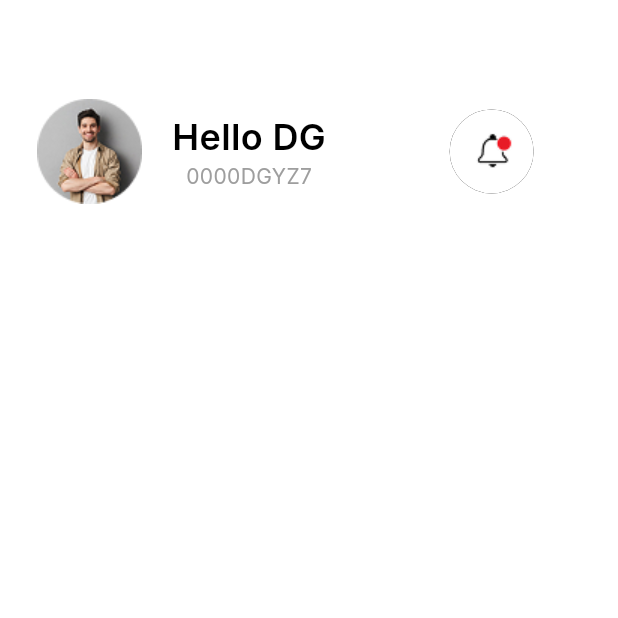
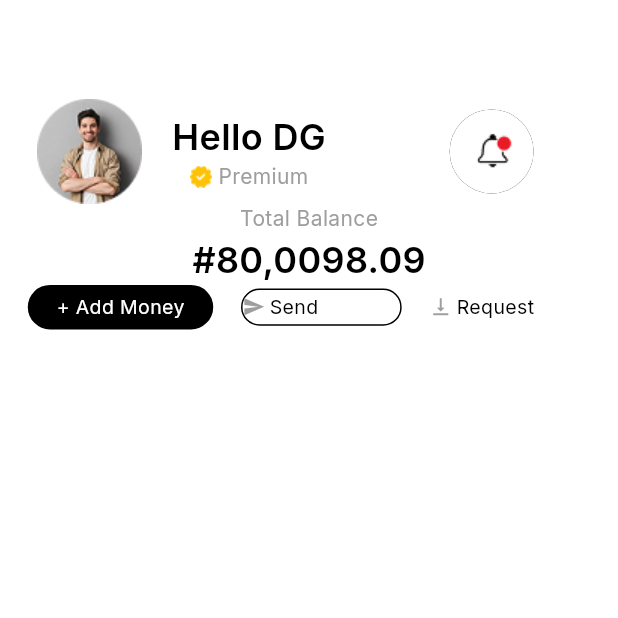
Before and after one commit to dhruvgoel3/QuickPay_Final_Task_App, a Flutter app: the ProfilePage screen opened directly, on a phone screen of 412 x 824 dp, the top half of it. Run offline on Flutter 3.47's test engine with Material 3 defaults, Android fonts, the phone set to English and light mode, and no system bars; our stand-ins replace get, google_fonts.

Commit message:
screans added

```diff
--- a/lib/AppUi/ProfilePage/profile_page.dart
+++ b/lib/AppUi/ProfilePage/profile_page.dart
@@ -1,5 +1,7 @@
 import 'package:flutter/material.dart';
 import 'package:google_fonts/google_fonts.dart';
+import 'package:quickpay_final_task/AppUi/ProfilePage/profile_row_page.dart';
+
 class ProfilePage extends StatefulWidget {
   const ProfilePage({super.key});
 
@@ -14,61 +16,11 @@ class _ProfilePageState extends State<ProfilePage> {
     var width = MediaQuery.of(context).size.width;
     return Scaffold(
       backgroundColor: Colors.white,
-      body: Column(children: [
-        Row(
+      body: Column(
           children: [
-            Padding(
-              padding: EdgeInsets.only(top: height * 0.08, left: width * 0.06),
-              child: Image.asset("assets/Ellipse 7.png"),
-            ),
-            Padding(
-              padding: EdgeInsets.only(left: 20.0, top: height * 0.08),
-              child: Column(
-                children: [
-                  Text(
-                    "Hello DG",
-                    style: GoogleFonts.inter(
-                        color: Colors.black,
-                        fontWeight: FontWeight.w600,
-                        fontSize: 24),
-                  ),
-                  Text(
-                    "0000DGYZ7",
-                    style: GoogleFonts.inter(
-                        color: Colors.grey,
-                        fontWeight: FontWeight.w400,
-                        fontSize: 14),
-                  ),
-                ],
-              ),
-            ),
-            SizedBox(
-              width: width * 0.2,
-            ),
-            Padding(
-              padding: EdgeInsets.only(top: height * 0.08),
-              child: Container(
-                decoration: BoxDecoration(
-                  shape: BoxShape.circle,
-                  boxShadow: [
-                    BoxShadow(
-                      color: Colors.black.withOpacity(1), // Shadow color
-                      // Spread of shadow
-                    ),
-                  ],
-                ),
-                child: CircleAvatar(
-                  radius: 28,
-                  backgroundColor: Colors.white,
-                  child: Image.asset(
-                    "assets/WhatsApp_Image_2025-02-08_at_12.08.56-removebg-preview 3.png",
-                  ),
-                ),
-              ),
-            )
-          ],
-        ),
-      ]),
+            ProfileRowPage(),
+          ]
+      ),
     );
   }
 }
--- /dev/null
+++ b/lib/AppUi/ProfilePage/profile_row_page.dart
@@ -0,0 +1,124 @@
+import 'package:flutter/material.dart';
+import 'package:google_fonts/google_fonts.dart';
+class ProfileRowPage extends StatelessWidget {
+  const ProfileRowPage({super.key});
+
+  @override
+  Widget build(BuildContext context) {
+    var height = MediaQuery.of(context).size.height;
+    var width = MediaQuery.of(context).size.width;
+    return Column(
+      children: [
+        Row(
+          children: [
+            Padding(
+              padding: EdgeInsets.only(top: height * 0.08, left: width * 0.06),
+              child: Image.asset("assets/Ellipse 7.png"),
+            ),
+            Padding(
+              padding: EdgeInsets.only(left: 20.0, top: height * 0.08),
+              child: Column(
+                children: [
+                  Text(
+                    "Hello DG",
+                    style: GoogleFonts.inter(
+                        color: Colors.black,
+                        fontWeight: FontWeight.w600,
+                        fontSize: 24),
+                  ),
+                  Row(
+                    children: [
+                      Image.asset("assets/verify 1.png"),
+                      SizedBox(width: 4),
+                      Text(
+                        "Premium",
+                        style: GoogleFonts.inter(
+                            color: Colors.grey,
+                            fontWeight: FontWeight.w400,
+                            fontSize: 14),
+                      ),
+                    ],
+                  ),
+                ],
+              ),
+            ),
+            SizedBox(
+              width: width * 0.2,
+            ),
+            Padding(
+              padding: EdgeInsets.only(top: height * 0.08),
+              child: Container(
+                decoration: BoxDecoration(
+                  shape: BoxShape.circle,
+                  boxShadow: [
+                    BoxShadow(
+                      color: Colors.black.withOpacity(1), // Shadow color
+                      // Spread of shadow
+                    ),
+                  ],
+                ),
+                child: CircleAvatar(
+                  radius: 28,
+                  backgroundColor: Colors.white,
+                  child: Image.asset(
+                    "assets/WhatsApp_Image_2025-02-08_at_12.08.56-removebg-preview 3.png",
+                  ),
+                ),
+              ),
+            )
+          ],
+        ),
+        Text(
+          "Total Balance",
+          style: GoogleFonts.inter(
+              color: Colors.grey,
+              fontWeight: FontWeight.w400,
+              fontSize: 14),
+        ),
+        Text(
+          "#80,0098.09",
+          style: GoogleFonts.inter(
+              color: Colors.black,
+              fontWeight: FontWeight.w600,
+              fontSize: 24),
+        ),
+        Row(
+          mainAxisAlignment: MainAxisAlignment.spaceEvenly,
+          children: [
+            Container(
+              height: height*0.036,
+              width: width*0.3,
+              decoration: BoxDecoration(color: Colors.black,borderRadius: BorderRadius.circular(20)),
+              child: Center(child: Text("+ Add Money",style: GoogleFonts.inter(color: Colors.white,fontWeight: FontWeight.w400,fontSize: 13),)),
+            ),
+            Container(
+              height: height*0.03,
+              width: width*0.26,
+              decoration: BoxDecoration(color: Colors.white,borderRadius: BorderRadius.circular(20),border: Border.all(color: Colors.black)),
+              child:  Row(
+                children: [
+                  Icon(Icons.send,color: Colors.grey,size: 15,),
+                  SizedBox(width: 3,),
+                  Center(child: Text("Send",style: GoogleFonts.inter(color: Colors.black,fontWeight: FontWeight.w400,fontSize: 13),)),
+                ],
+              ),
+            ),
+            Container(
+              height: height*0.03,
+              width: width*0.26,
+              decoration: BoxDecoration(color: Colors.white,borderRadius: BorderRadius.circular(20)),
+              child: Row(
+                children: [
+                  Icon(Icons.vertical_align_bottom_outlined,color: Colors.grey,size: 15,),
+                  SizedBox(width: 3,),
+                  Center(child: Text("Request",style: GoogleFonts.inter(color: Colors.black,fontWeight: FontWeight.w400,fontSize: 13),)),
+                ],
+              ),
+            )
+          ],
+        ),
+      ],
+    );
+
+  }
+}
```
Also changed, not shown: lib/AppUi/HistoryPage/netflix_ontap.dart (added, +149 -0 lines), assets/verify 1.png (added).
